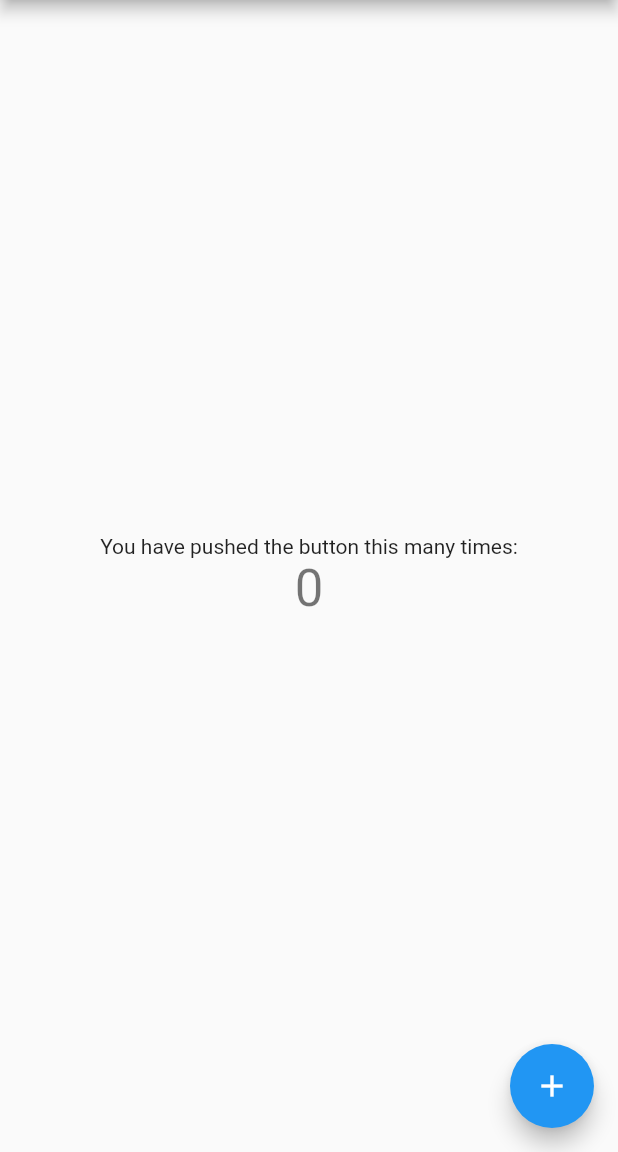
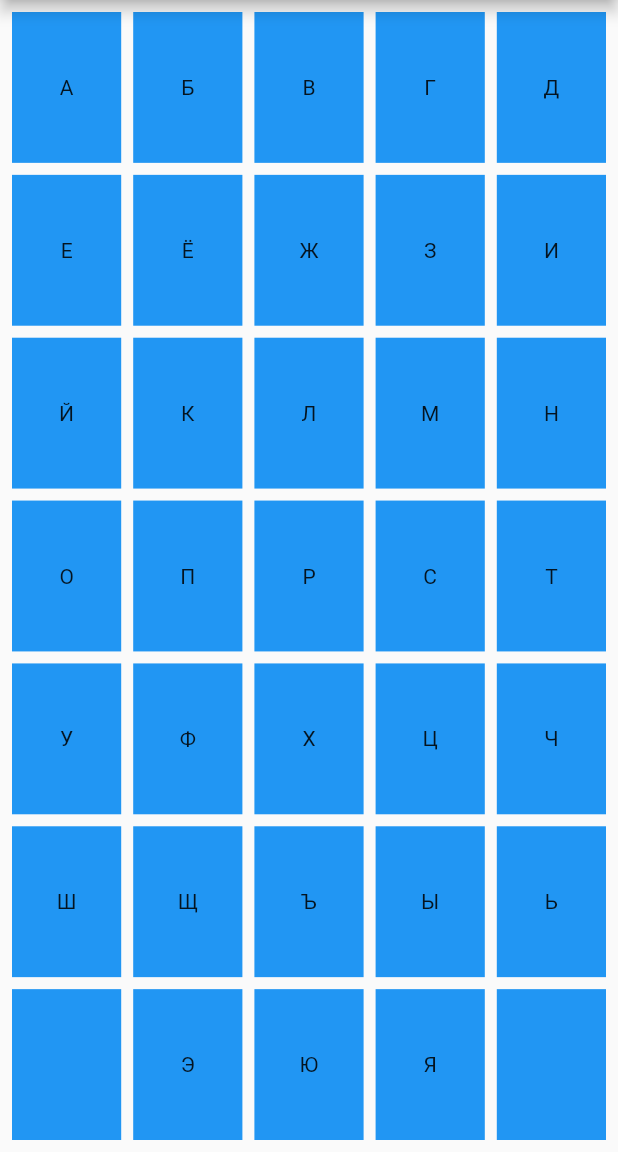
Before and after one commit to funnygerman/russianalphabet, a Flutter app: the screen it shows after launch, on a phone screen of 412 x 824 dp, the part 84-1236 px from its top. Run offline on Flutter 3.47's test engine with Material 2 defaults, Android fonts, the phone set to English and light mode, and no system bars.

```diff
--- a/lib/main.dart
+++ b/lib/main.dart
@@ -1,4 +1,8 @@
 import 'package:flutter/material.dart';
+import 'package:flutter_localizations/flutter_localizations.dart';
+import 'package:russianalphabet/widget/letter_board.dart';
+
+import 'i18n/app_localizations.dart';
 
 void main() {
   runApp(MyApp());
@@ -9,6 +13,15 @@ class MyApp extends StatelessWidget {
   @override
   Widget build(BuildContext context) {
     return MaterialApp(
+      supportedLocales: [
+        Locale('en', 'US'),
+        Locale('de', 'DE'),
+      ],
+      localizationsDelegates: [
+        AppLocalizations.delegate,
+        GlobalMaterialLocalizations.delegate,
+        GlobalWidgetsLocalizations.delegate,
+      ],
       title: 'Flutter Demo',
       theme: ThemeData(
         // This is the theme of your application.
@@ -77,41 +90,10 @@ class _MyHomePageState extends State<MyHomePage> {
         // the App.build method, and use it to set our appbar title.
         title: Text(widget.title),
       ),
-      body: Center(
-        // Center is a layout widget. It takes a single child and positions it
-        // in the middle of the parent.
-        child: Column(
-          // Column is also a layout widget. It takes a list of children and
-          // arranges them vertically. By default, it sizes itself to fit its
-          // children horizontally, and tries to be as tall as its parent.
-          //
-          // Invoke "debug painting" (press "p" in the console, choose the
-          // "Toggle Debug Paint" action from the Flutter Inspector in Android
-          // Studio, or the "Toggle Debug Paint" command in Visual Studio Code)
-          // to see the wireframe for each widget.
-          //
-          // Column has various properties to control how it sizes itself and
-          // how it positions its children. Here we use mainAxisAlignment to
-          // center the children vertically; the main axis here is the vertical
-          // axis because Columns are vertical (the cross axis would be
-          // horizontal).
-          mainAxisAlignment: MainAxisAlignment.center,
-          children: <Widget>[
-            Text(
-              'You have pushed the button this many times:',
-            ),
-            Text(
-              '$_counter',
-              style: Theme.of(context).textTheme.headline4,
-            ),
-          ],
-        ),
+      body: LetterBoard(
+        boardWidth: 5,
+        boardHeight: 7,
       ),
-      floatingActionButton: FloatingActionButton(
-        onPressed: _incrementCounter,
-        tooltip: 'Increment',
-        child: Icon(Icons.add),
-      ), // This trailing comma makes auto-formatting nicer for build methods.
     );
   }
 }
--- /dev/null
+++ b/lib/widget/letter_board.dart
@@ -0,0 +1,55 @@
+import 'package:flutter/material.dart';
+import 'package:russianalphabet/consts/letters.dart';
+
+class LetterBoard extends StatelessWidget {
+  final int boardWidth;
+  final int boardHeight;
+
+  LetterBoard({this.boardWidth, this.boardHeight});
+
+  @override
+  Widget build(BuildContext context) {
+    return Container(
+      margin: EdgeInsets.all(4.0),
+      child: Column(
+        mainAxisAlignment: MainAxisAlignment.spaceBetween,
+        crossAxisAlignment: CrossAxisAlignment.stretch,
+        children: _addBoardRows(),
+      ),
+    );
+  }
+
+  List<Widget> _addBoardRows() {
+    var rows = <Widget>[];
+    for (var i = 0; i < boardHeight; i++) {
+      rows.add(Expanded(
+        child: Row(
+          mainAxisAlignment: MainAxisAlignment.spaceBetween,
+          crossAxisAlignment: CrossAxisAlignment.stretch,
+          children: _addRowElements(i),
+        ),
+      ));
+    }
+    return rows;
+  }
+
+  List<Widget> _addRowElements(int rowNumber) {
+    var elements = <Widget>[];
+    for (var i = 0; i < boardWidth; i++) {
+      elements.add(
+        Expanded(
+          child: Container(
+            margin: EdgeInsets.all(4.0),
+            color: Colors.blue,
+            child: Center(
+              child: Text(
+                LETTERS[rowNumber * boardWidth + i].letter,
+              ),
+            ),
+          ),
+        ),
+      );
+    }
+    return elements;
+  }
+}
```
Also changed, not shown: pubspec.yaml (+4 -4 lines), pubspec.lock.
